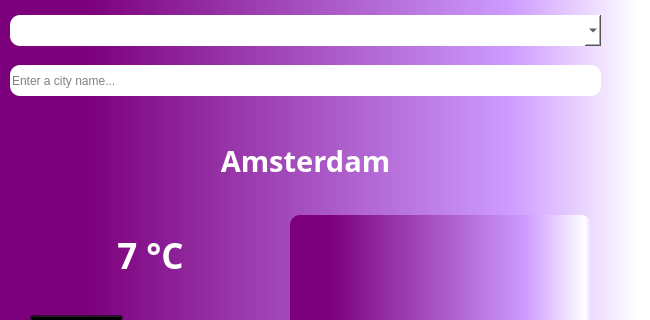
Before: the Qt Designer form Main_A/country_.ui in SemaIstek/weather_app, drawn with Qt 5; both pictures show x 0 to 650 and y 95 to 415 of the 650 by 850 pixel window.
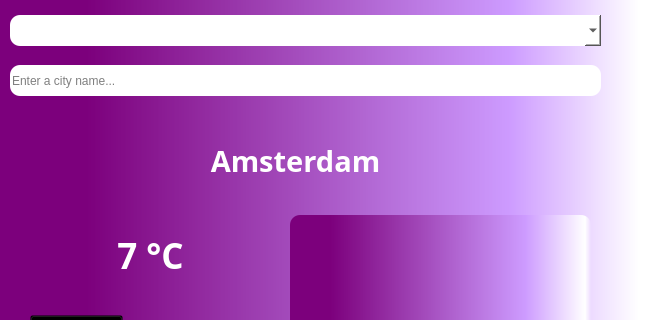
After: the same form once the commit is applied. Icons and pictures are not drawn.

Patch:
```diff
--- a/Main_A/country_.ui
+++ b/Main_A/country_.ui
@@ -69,9 +69,9 @@
    <widget class="QLabel" name="city_label">
     <property name="geometry">
      <rect>
-      <x>160</x>
+      <x>90</x>
       <y>220</y>
-      <width>291</width>
+      <width>411</width>
       <height>71</height>
      </rect>
     </property>
```
